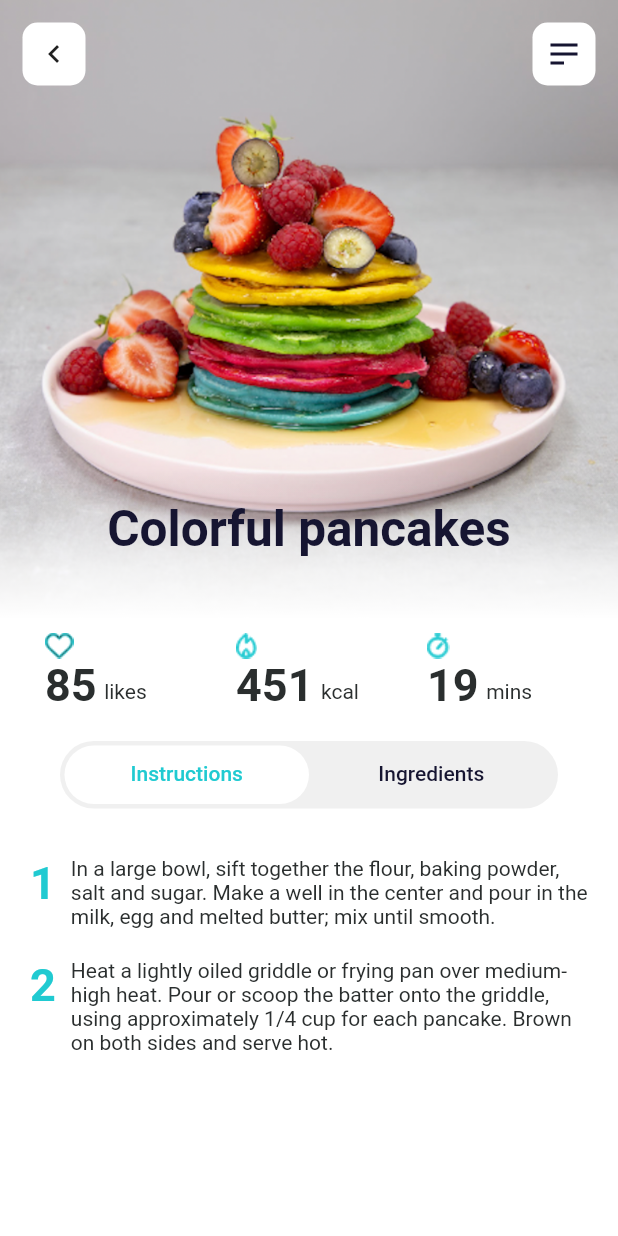
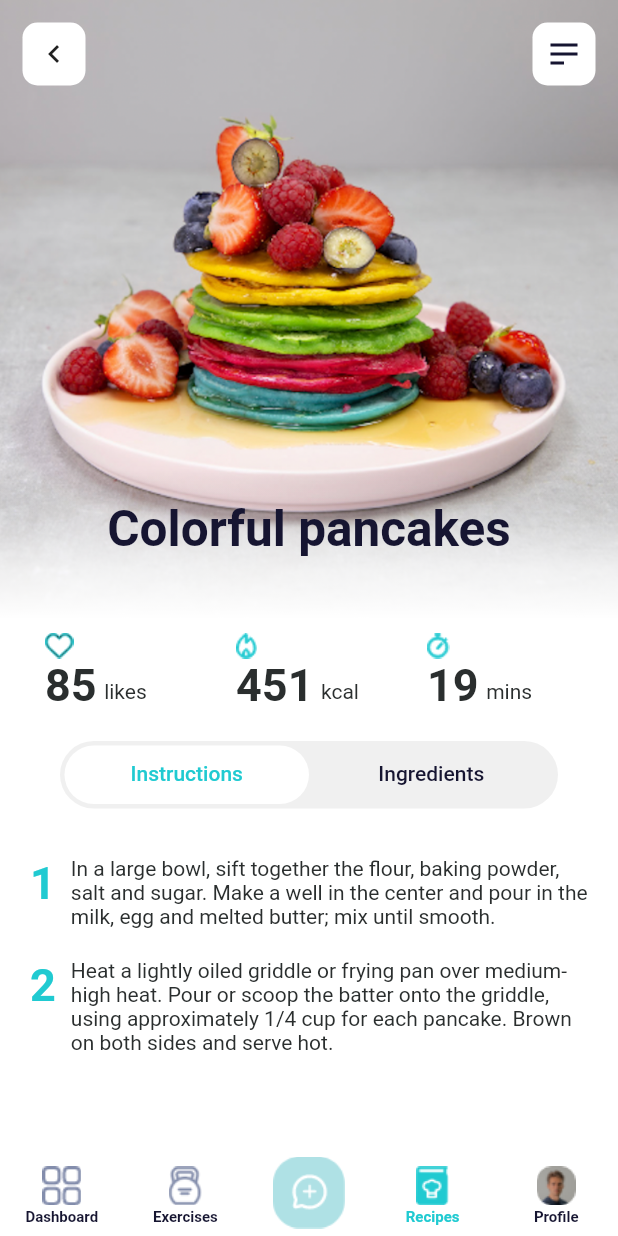
Before and after one commit to Volgar04/bodyo, a Flutter app: the screen it shows after launch, on a phone screen of 412 x 824 dp. Run offline on Flutter 3.47's test engine with Material 2 defaults, Android fonts, the phone set to English and light mode, and no system bars; drawn by our look-alikes of auto_size_text.

Commit message:
Custom navigation bar added

```diff
--- /dev/null
+++ b/lib/ui/components/custom_bottom_navigation_bar.dart
@@ -0,0 +1,67 @@
+import 'package:flutter/material.dart';
+
+class CustomBottomNavigationBar extends StatelessWidget {
+  @override
+  Widget build(BuildContext context) {
+    return Container(
+      height: 55.0,
+      width: double.infinity,
+      color: Colors.white,
+      child: Row(
+        children: [
+          NavigationBarItem(
+              text: 'Dashboard', imageAsset: 'assets/images/dashboard.png'),
+          NavigationBarItem(
+              text: 'Exercises', imageAsset: 'assets/images/kettlebell.png'),
+          Expanded(
+            child: Padding(
+              padding: const EdgeInsets.only(bottom: 5.0, top: 2.0),
+              child: Image.asset('assets/images/home.png'),
+            ),
+          ),
+          NavigationBarItem(
+              text: 'Recipes',
+              imageAsset: 'assets/images/recipes.png',
+              isColorBlack: false),
+          NavigationBarItem(
+              text: 'Profile', imageAsset: 'assets/images/profile.png'),
+        ],
+      ),
+    );
+  }
+}
+
+class NavigationBarItem extends StatelessWidget {
+  final String imageAsset;
+  final String text;
+  final bool isColorBlack;
+
+  const NavigationBarItem(
+      {@required this.text,
+      @required this.imageAsset,
+      this.isColorBlack = true});
+
+  @override
+  Widget build(BuildContext context) {
+    return Expanded(
+      child: Column(
+        mainAxisSize: MainAxisSize.max,
+        mainAxisAlignment: MainAxisAlignment.center,
+        children: [
+          Image.asset(
+            imageAsset,
+            height: 30.0,
+            width: 30.0,
+          ),
+          Text(
+            text,
+            style: TextStyle(
+                color: isColorBlack ? Color(0xff161531) : Color(0xff20CAD1),
+                fontSize: 10.0,
+                fontWeight: FontWeight.w600),
+          ),
+        ],
+      ),
+    );
+  }
+}
--- a/lib/ui/screens/home_screen.dart
+++ b/lib/ui/screens/home_screen.dart
@@ -1,3 +1,4 @@
+import 'package:bodyo/ui/components/custom_bottom_navigation_bar.dart';
 import 'package:bodyo/ui/components/recipes_banner.dart';
 import 'package:bodyo/ui/components/recipes_banner_tab_bar.dart';
 import 'package:bodyo/ui/components/recipes_header.dart';
@@ -24,8 +25,14 @@ class _HomeScreenState extends State<HomeScreen>
   @override
   Widget build(BuildContext context) {
     return Scaffold(
-      body: NestedScrollView(
-        headerSliverBuilder: (BuildContext context, bool innerBoxIsScrolled) {
+      body: Column(
+        children: [
+          Expanded(
+            child: Stack(
+              children: [
+                NestedScrollView(
+                  headerSliverBuilder:
+                      (BuildContext context, bool innerBoxIsScrolled) {
                     return <Widget>[
                       RecipesHeader(
                         title: 'Colorful pancakes',
@@ -45,6 +52,37 @@ class _HomeScreenState extends State<HomeScreen>
                     ],
                   ),
                 ),
+                Positioned(
+                  bottom: -1.0,
+                  right: 0.0,
+                  left: 0.0,
+                  child: Container(
+                    width: double.infinity,
+                    height: 40.0,
+                    decoration: BoxDecoration(
+                      gradient: LinearGradient(
+                        colors: [
+                          Theme.of(context).scaffoldBackgroundColor,
+                          Theme.of(context)
+                              .scaffoldBackgroundColor
+                              .withOpacity(0.7),
+                          Theme.of(context)
+                              .scaffoldBackgroundColor
+                              .withOpacity(0.1),
+                          // Colors.transparent,
+                        ],
+                        begin: Alignment.bottomCenter,
+                        end: Alignment.topCenter,
+                      ),
+                    ),
+                  ),
+                ),
+              ],
+            ),
+          ),
+          CustomBottomNavigationBar(),
+        ],
+      ),
     );
   }
 }
```
Also changed, not shown: assets/images/dashboard.png (added), assets/images/home.png (added), assets/images/kettlebell.png (added), assets/images/profile.png (added), assets/images/recipes.png (added). Lines whose indentation alone changed are shown as unchanged.
